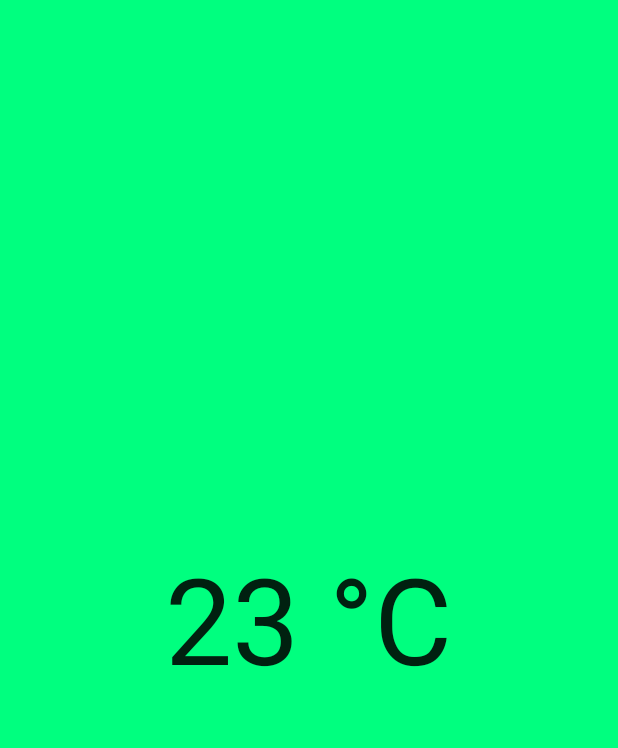
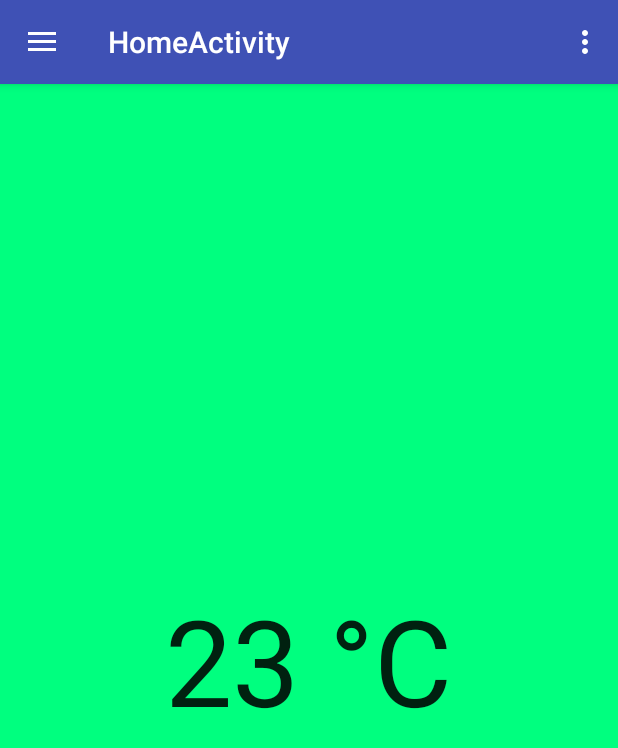
Before and after one commit to luizfps/GLCMonitor, an Android app: the screen it shows after launch (HomeActivity), on a phone screen of 412 x 824 dp. Shown: the top 748 px of the screen. Run offline under Robolectric (Android 15) with nearby library versions, the phone set to English and light mode, and no system bars.

Commit message:
pagina Home arrumada com navigationDrawer

```diff
--- a/app/src/main/java/com/monitor/glcmonitor/activities/HomeActivity.java
+++ b/app/src/main/java/com/monitor/glcmonitor/activities/HomeActivity.java
@@ -1,18 +1,86 @@
 package com.monitor.glcmonitor.activities;
 
 import android.os.Bundle;
+import android.support.design.widget.NavigationView;
+import android.support.v4.view.GravityCompat;
+import android.support.v4.widget.DrawerLayout;
+import android.support.v7.app.ActionBarDrawerToggle;
 import android.support.v7.app.AppCompatActivity;
+import android.support.v7.widget.Toolbar;
+import android.view.Menu;
+import android.view.MenuItem;
 
-public class HomeActivity extends AppCompatActivity {
+public class HomeActivity extends AppCompatActivity
+        implements NavigationView.OnNavigationItemSelectedListener {
 
     @Override
     protected void onCreate(Bundle savedInstanceState) {
         super.onCreate(savedInstanceState);
         setContentView(R.layout.activity_home);
+        Toolbar toolbar = (Toolbar) findViewById(R.id.toolbar);
+        setSupportActionBar(toolbar);
+
+        DrawerLayout drawer = (DrawerLayout) findViewById(R.id.drawer_layout);
+        ActionBarDrawerToggle toggle = new ActionBarDrawerToggle(
+                this, drawer, toolbar, R.string.navigation_drawer_open, R.string.navigation_drawer_close);
+        drawer.setDrawerListener(toggle);
+        toggle.syncState();
+
+        NavigationView navigationView = (NavigationView) findViewById(R.id.nav_view);
+        navigationView.setNavigationItemSelectedListener(this);
     }
 
-    private void setBackgroud(){
-
+    @Override
+    public void onBackPressed() {
+        DrawerLayout drawer = (DrawerLayout) findViewById(R.id.drawer_layout);
+        if (drawer.isDrawerOpen(GravityCompat.START)) {
+            drawer.closeDrawer(GravityCompat.START);
+        } else {
+            super.onBackPressed();
+        }
     }
 
+    @Override
+    public boolean onCreateOptionsMenu(Menu menu) {
+        // Inflate the menu; this adds items to the action bar if it is present.
+        getMenuInflater().inflate(R.menu.home, menu);
+        return true;
+    }
+
+    @Override
+    public boolean onOptionsItemSelected(MenuItem item) {
+        // Handle action bar item clicks here. The action bar will
+        // automatically handle clicks on the Home/Up button, so long
+        // as you specify a parent activity in AndroidManifest.xml.
+        int id = item.getItemId();
+
+        //noinspection SimplifiableIfStatement
+        if (id == R.id.action_settings) {
+            return true;
+        }
+
+        return super.onOptionsItemSelected(item);
+    }
+
+    @SuppressWarnings("StatementWithEmptyBody")
+    @Override
+    public boolean onNavigationItemSelected(MenuItem item) {
+        // Handle navigation view item clicks here.
+        int id = item.getItemId();
+
+        if (id == R.id.nav_camera) {
+            // Handle the camera action
+        } else if (id == R.id.nav_gallery) {
+
+        } else if (id == R.id.nav_slideshow) {
+
+        } else if (id == R.id.nav_manage) {
+
+        } else if (id == R.id.nav_share) {
+        }
+
+        DrawerLayout drawer = (DrawerLayout) findViewById(R.id.drawer_layout);
+        drawer.closeDrawer(GravityCompat.START);
+        return true;
+    }
 }
--- /dev/null
+++ b/app/src/main/res/drawable-v21/ic_menu_camera.xml
@@ -0,0 +1,12 @@
+<vector xmlns:android="http://schemas.android.com/apk/res/android"
+    android:width="24dp"
+    android:height="24dp"
+    android:viewportHeight="24.0"
+    android:viewportWidth="24.0">
+    <path
+        android:fillColor="#FF000000"
+        android:pathData="M12,12m-3.2,0a3.2,3.2 0,1 1,6.4 0a3.2,3.2 0,1 1,-6.4 0" />
+    <path
+        android:fillColor="#FF000000"
+        android:pathData="M9,2L7.17,4H4c-1.1,0 -2,0.9 -2,2v12c0,1.1 0.9,2 2,2h16c1.1,0 2,-0.9 2,-2V6c0,-1.1 -0.9,-2 -2,-2h-3.17L15,2H9zm3,15c-2.76,0 -5,-2.24 -5,-5s2.24,-5 5,-5 5,2.24 5,5 -2.24,5 -5,5z" />
+</vector>
--- /dev/null
+++ b/app/src/main/res/drawable-v21/ic_menu_gallery.xml
@@ -0,0 +1,9 @@
+<vector xmlns:android="http://schemas.android.com/apk/res/android"
+    android:width="24dp"
+    android:height="24dp"
+    android:viewportHeight="24.0"
+    android:viewportWidth="24.0">
+    <path
+        android:fillColor="#FF000000"
+        android:pathData="M22,16V4c0,-1.1 -0.9,-2 -2,-2H8c-1.1,0 -2,0.9 -2,2v12c0,1.1 0.9,2 2,2h12c1.1,0 2,-0.9 2,-2zm-11,-4l2.03,2.71L16,11l4,5H8l3,-4zM2,6v14c0,1.1 0.9,2 2,2h14v-2H4V6H2z" />
+</vector>
--- /dev/null
+++ b/app/src/main/res/drawable-v21/ic_menu_manage.xml
@@ -0,0 +1,9 @@
+<vector xmlns:android="http://schemas.android.com/apk/res/android"
+    android:width="24dp"
+    android:height="24dp"
+    android:viewportHeight="24.0"
+    android:viewportWidth="24.0">
+    <path
+        android:fillColor="#FF000000"
+        android:pathData="M22.7,19l-9.1,-9.1c0.9,-2.3 0.4,-5 -1.5,-6.9 -2,-2 -5,-2.4 -7.4,-1.3L9,6 6,9 1.6,4.7C0.4,7.1 0.9,10.1 2.9,12.1c1.9,1.9 4.6,2.4 6.9,1.5l9.1,9.1c0.4,0.4 1,0.4 1.4,0l2.3,-2.3c0.5,-0.4 0.5,-1.1 0.1,-1.4z" />
+</vector>
--- /dev/null
+++ b/app/src/main/res/drawable-v21/ic_menu_share.xml
@@ -0,0 +1,9 @@
+<vector xmlns:android="http://schemas.android.com/apk/res/android"
+    android:width="24dp"
+    android:height="24dp"
+    android:viewportHeight="24.0"
+    android:viewportWidth="24.0">
+    <path
+        android:fillColor="#FF000000"
+        android:pathData="M18,16.08c-0.76,0 -1.44,0.3 -1.96,0.77L8.91,12.7c0.05,-0.23 0.09,-0.46 0.09,-0.7s-0.04,-0.47 -0.09,-0.7l7.05,-4.11c0.54,0.5 1.25,0.81 2.04,0.81 1.66,0 3,-1.34 3,-3s-1.34,-3 -3,-3 -3,1.34 -3,3c0,0.24 0.04,0.47 0.09,0.7L8.04,9.81C7.5,9.31 6.79,9 6,9c-1.66,0 -3,1.34 -3,3s1.34,3 3,3c0.79,0 1.5,-0.31 2.04,-0.81l7.12,4.16c-0.05,0.21 -0.08,0.43 -0.08,0.65 0,1.61 1.31,2.92 2.92,2.92 1.61,0 2.92,-1.31 2.92,-2.92s-1.31,-2.92 -2.92,-2.92z" />
+</vector>
--- /dev/null
+++ b/app/src/main/res/drawable-v21/ic_menu_slideshow.xml
@@ -0,0 +1,9 @@
+<vector xmlns:android="http://schemas.android.com/apk/res/android"
+    android:width="24dp"
+    android:height="24dp"
+    android:viewportHeight="24.0"
+    android:viewportWidth="24.0">
+    <path
+        android:fillColor="#FF000000"
+        android:pathData="M4,6H2v14c0,1.1 0.9,2 2,2h14v-2H4V6zm16,-4H8c-1.1,0 -2,0.9 -2,2v12c0,1.1 0.9,2 2,2h12c1.1,0 2,-0.9 2,-2V4c0,-1.1 -0.9,-2 -2,-2zm-8,12.5v-9l6,4.5 -6,4.5z" />
+</vector>
--- a/app/src/main/res/layout/activity_home.xml
+++ b/app/src/main/res/layout/activity_home.xml
@@ -1,23 +1,25 @@
 <?xml version="1.0" encoding="utf-8"?>
-<RelativeLayout xmlns:android="http://schemas.android.com/apk/res/android"
+<android.support.v4.widget.DrawerLayout xmlns:android="http://schemas.android.com/apk/res/android"
+    xmlns:app="http://schemas.android.com/apk/res-auto"
     xmlns:tools="http://schemas.android.com/tools"
+    android:id="@+id/drawer_layout"
     android:layout_width="match_parent"
     android:layout_height="match_parent"
-    android:paddingBottom="@dimen/activity_vertical_margin"
-    android:paddingLeft="@dimen/activity_horizontal_margin"
-    android:paddingRight="@dimen/activity_horizontal_margin"
-    android:paddingTop="@dimen/activity_vertical_margin"
-    tools:context=".LoginActivity"
-    android:orientation="vertical"
-    android:background="@color/bakcgroudNormal">
+    android:fitsSystemWindows="true"
+    tools:openDrawer="start">
 
-    <TextView
+    <include
+        layout="@layout/app_bar_home"
+        android:layout_width="match_parent"
+        android:layout_height="match_parent" />
+
+    <android.support.design.widget.NavigationView
+        android:id="@+id/nav_view"
         android:layout_width="wrap_content"
-        android:layout_height="wrap_content"
-        android:textAppearance="?android:attr/textAppearanceLarge"
-        android:text="23 °C"
-        android:id="@+id/textView"
-        android:layout_centerVertical="true"
-        android:layout_centerHorizontal="true"
-        android:textSize="80dp" />
-</RelativeLayout>
+        android:layout_height="match_parent"
+        android:layout_gravity="start"
+        android:fitsSystemWindows="true"
+        app:headerLayout="@layout/nav_header_home"
+        app:menu="@menu/activity_home_drawer" />
+
+</android.support.v4.widget.DrawerLayout>
--- /dev/null
+++ b/app/src/main/res/layout/app_bar_home.xml
@@ -0,0 +1,26 @@
+<?xml version="1.0" encoding="utf-8"?>
+<android.support.design.widget.CoordinatorLayout xmlns:android="http://schemas.android.com/apk/res/android"
+    xmlns:app="http://schemas.android.com/apk/res-auto"
+    xmlns:tools="http://schemas.android.com/tools"
+    android:layout_width="match_parent"
+    android:layout_height="match_parent"
+    android:fitsSystemWindows="true"
+    tools:context="com.monitor.glcmonitor.activities.HomeActivity">
+
+    <android.support.design.widget.AppBarLayout
+        android:layout_width="match_parent"
+        android:layout_height="wrap_content"
+        android:theme="@style/AppTheme.AppBarOverlay">
+
+        <android.support.v7.widget.Toolbar
+            android:id="@+id/toolbar"
+            android:layout_width="match_parent"
+            android:layout_height="?attr/actionBarSize"
+            android:background="?attr/colorPrimary"
+            app:popupTheme="@style/AppTheme.PopupOverlay" />
+
+    </android.support.design.widget.AppBarLayout>
+
+    <include layout="@layout/content_home" />
+
+</android.support.design.widget.CoordinatorLayout>
--- /dev/null
+++ b/app/src/main/res/layout/content_home.xml
@@ -0,0 +1,28 @@
+<?xml version="1.0" encoding="utf-8"?>
+<RelativeLayout xmlns:android="http://schemas.android.com/apk/res/android"
+    xmlns:app="http://schemas.android.com/apk/res-auto"
+    xmlns:tools="http://schemas.android.com/tools"
+    android:layout_width="match_parent"
+    android:layout_height="match_parent"
+    android:paddingBottom="@dimen/activity_vertical_margin"
+    android:paddingLeft="@dimen/activity_horizontal_margin"
+    android:paddingRight="@dimen/activity_horizontal_margin"
+    android:paddingTop="@dimen/activity_vertical_margin"
+    app:layout_behavior="@string/appbar_scrolling_view_behavior"
+    tools:context="com.monitor.glcmonitor.activities.HomeActivity"
+    tools:showIn="@layout/app_bar_home"
+    android:background="@color/bakcgroudNormal">
+
+
+
+    <TextView
+        android:layout_width="wrap_content"
+        android:layout_height="wrap_content"
+        android:textAppearance="?android:attr/textAppearanceLarge"
+        android:text="23 °C"
+        android:id="@+id/textView"
+        android:layout_centerVertical="true"
+        android:layout_centerHorizontal="true"
+        android:textSize="80dp" />
+
+</RelativeLayout>
--- /dev/null
+++ b/app/src/main/res/menu/activity_home_drawer.xml
@@ -0,0 +1,28 @@
+<?xml version="1.0" encoding="utf-8"?>
+<menu xmlns:android="http://schemas.android.com/apk/res/android">
+
+    <group android:checkableBehavior="single">
+        <item
+            android:id="@+id/nav_camera"
+            android:icon="@drawable/ic_menu_camera"
+            android:title="Home" />
+        <item
+            android:id="@+id/nav_gallery"
+            android:icon="@drawable/ic_menu_gallery"
+            android:title="Gráficos" />
+        <item
+            android:id="@+id/nav_slideshow"
+            android:icon="@drawable/ic_menu_slideshow"
+            android:title="Cadastrar sensor" />
+        <item
+            android:id="@+id/nav_manage"
+            android:icon="@drawable/ic_menu_manage"
+            android:title="Exibir outro sensor" />
+
+        <item
+            android:id="@+id/nav_share"
+            android:icon="@drawable/ic_menu_share"
+            android:title="configurações" />
+    </group>
+
+</menu>
--- /dev/null
+++ b/app/src/main/res/menu/home.xml
@@ -0,0 +1,9 @@
+<?xml version="1.0" encoding="utf-8"?>
+<menu xmlns:android="http://schemas.android.com/apk/res/android"
+    xmlns:app="http://schemas.android.com/apk/res-auto">
+    <item
+        android:id="@+id/action_settings"
+        android:orderInCategory="100"
+        android:title="@string/action_settings"
+        app:showAsAction="never" />
+</menu>
--- a/app/src/main/res/values/dimens.xml
+++ b/app/src/main/res/values/dimens.xml
@@ -3,4 +3,7 @@
     <dimen name="activity_horizontal_margin">16dp</dimen>
     <dimen name="activity_vertical_margin">16dp</dimen>
     <dimen name="fab_margin">16dp</dimen>
+    <!-- Default screen margins, per the Android Design guidelines. -->
+    <dimen name="nav_header_vertical_spacing">16dp</dimen>
+    <dimen name="nav_header_height">160dp</dimen>
 </resources>
--- /dev/null
+++ b/app/src/main/res/values/drawables.xml
@@ -0,0 +1,8 @@
+<resources xmlns:android="http://schemas.android.com/apk/res/android">
+    <item name="ic_menu_camera" type="drawable">@android:drawable/ic_menu_camera</item>
+    <item name="ic_menu_gallery" type="drawable">@android:drawable/ic_menu_gallery</item>
+    <item name="ic_menu_slideshow" type="drawable">@android:drawable/ic_menu_slideshow</item>
+    <item name="ic_menu_manage" type="drawable">@android:drawable/ic_menu_manage</item>
+    <item name="ic_menu_share" type="drawable">@android:drawable/ic_menu_share</item>
+    <item name="ic_menu_send" type="drawable">@android:drawable/ic_menu_send</item>
+</resources>
--- a/app/src/main/res/values/strings.xml
+++ b/app/src/main/res/values/strings.xml
@@ -15,4 +15,10 @@
     </string>
     <string name="title_activity_login">Sign in</string>
     <string name="title_activity_register">Register</string>
+    <string name="title_activity_home">HomeActivity</string>
+
+    <string name="navigation_drawer_open">Open navigation drawer</string>
+    <string name="navigation_drawer_close">Close navigation drawer</string>
+
+    <string name="action_settings">Settings</string>
 </resources>
```
Also changed, not shown: app/src/main/AndroidManifest.xml (+11 -9 lines), app/src/main/res/drawable-v21/ic_menu_send.xml (added, +9 -0 lines), app/src/main/res/drawable/side_nav_bar.xml (added, +9 -0 lines), app/src/main/res/layout/nav_header_home.xml (added, +34 -0 lines).
